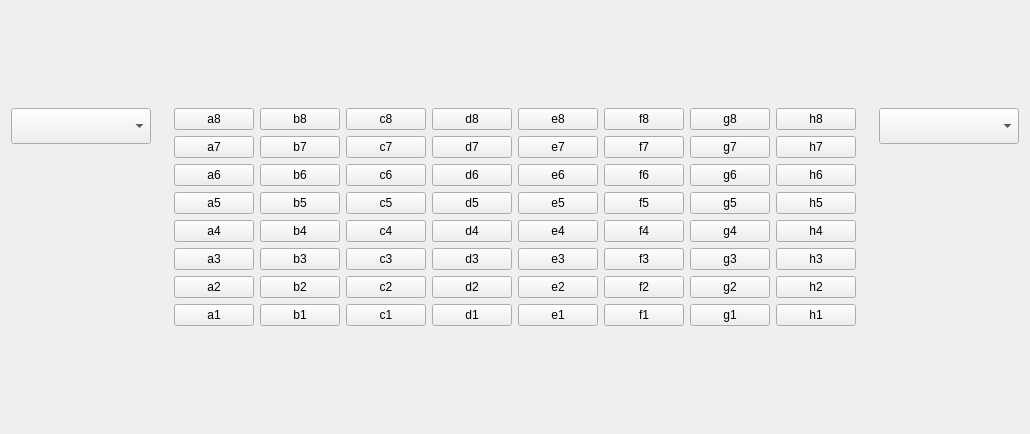
Above: View/ui/BoardWindow.ui from BETRU21/ChessGame before the change. Below: the same form after it.
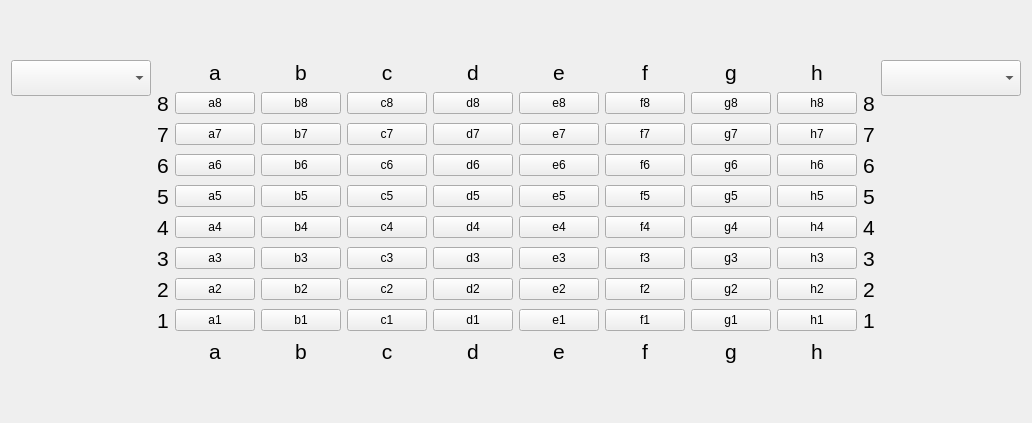
That is the form after the change. Custom widgets are drawn as their Qt base class.

Commit message: Clean code all around and and new label on ui

```diff
--- a/View/ui/BoardWindow.ui
+++ b/View/ui/BoardWindow.ui
@@ -7,7 +7,7 @@
     <x>0</x>
     <y>0</y>
     <width>1030</width>
-    <height>434</height>
+    <height>423</height>
    </rect>
   </property>
   <property name="windowTitle">
@@ -74,451 +74,883 @@
    </item>
    <item row="1" column="2">
     <layout class="QGridLayout" name="gridLayout">
-     <item row="2" column="7">
-      <widget class="QIconButton" name="pb_h6">
+     <item row="7" column="9">
+      <widget class="QLabel" name="label_23">
+       <property name="font">
+        <font>
+         <pointsize>16</pointsize>
+        </font>
+       </property>
        <property name="text">
-        <string>h6</string>
+        <string>2</string>
        </property>
       </widget>
      </item>
-     <item row="2" column="6">
+     <item row="2" column="9">
+      <widget class="QLabel" name="label_18">
+       <property name="font">
+        <font>
+         <pointsize>16</pointsize>
+        </font>
+       </property>
+       <property name="text">
+        <string>7</string>
+       </property>
+      </widget>
+     </item>
+     <item row="4" column="9">
+      <widget class="QLabel" name="label_20">
+       <property name="font">
+        <font>
+         <pointsize>16</pointsize>
+        </font>
+       </property>
+       <property name="text">
+        <string>5</string>
+       </property>
+      </widget>
+     </item>
+     <item row="0" column="5">
+      <widget class="QLabel" name="label_13">
+       <property name="font">
+        <font>
+         <pointsize>16</pointsize>
+        </font>
+       </property>
+       <property name="text">
+        <string>e</string>
+       </property>
+       <property name="alignment">
+        <set>Qt::AlignCenter</set>
+       </property>
+      </widget>
+     </item>
+     <item row="0" column="3">
+      <widget class="QLabel" name="label_11">
+       <property name="font">
+        <font>
+         <pointsize>16</pointsize>
+        </font>
+       </property>
+       <property name="text">
+        <string>c</string>
+       </property>
+       <property name="alignment">
+        <set>Qt::AlignCenter</set>
+       </property>
+      </widget>
+     </item>
+     <item row="6" column="9">
+      <widget class="QLabel" name="label_22">
+       <property name="font">
+        <font>
+         <pointsize>16</pointsize>
+        </font>
+       </property>
+       <property name="text">
+        <string>3</string>
+       </property>
+      </widget>
+     </item>
+     <item row="0" column="4">
+      <widget class="QLabel" name="label_12">
+       <property name="font">
+        <font>
+         <pointsize>16</pointsize>
+        </font>
+       </property>
+       <property name="text">
+        <string>d</string>
+       </property>
+       <property name="alignment">
+        <set>Qt::AlignCenter</set>
+       </property>
+      </widget>
+     </item>
+     <item row="0" column="6">
+      <widget class="QLabel" name="label_14">
+       <property name="font">
+        <font>
+         <pointsize>16</pointsize>
+        </font>
+       </property>
+       <property name="text">
+        <string>f</string>
+       </property>
+       <property name="alignment">
+        <set>Qt::AlignCenter</set>
+       </property>
+      </widget>
+     </item>
+     <item row="0" column="7">
+      <widget class="QLabel" name="label_15">
+       <property name="font">
+        <font>
+         <pointsize>16</pointsize>
+        </font>
+       </property>
+       <property name="text">
+        <string>g</string>
+       </property>
+       <property name="alignment">
+        <set>Qt::AlignCenter</set>
+       </property>
+      </widget>
+     </item>
+     <item row="0" column="1">
+      <widget class="QLabel" name="label_9">
+       <property name="font">
+        <font>
+         <pointsize>16</pointsize>
+        </font>
+       </property>
+       <property name="text">
+        <string>a</string>
+       </property>
+       <property name="alignment">
+        <set>Qt::AlignCenter</set>
+       </property>
+      </widget>
+     </item>
+     <item row="1" column="9">
+      <widget class="QLabel" name="label_17">
+       <property name="font">
+        <font>
+         <pointsize>16</pointsize>
+        </font>
+       </property>
+       <property name="text">
+        <string>8</string>
+       </property>
+      </widget>
+     </item>
+     <item row="3" column="7">
       <widget class="QIconButton" name="pb_g6">
        <property name="text">
         <string>g6</string>
        </property>
       </widget>
      </item>
-     <item row="3" column="0">
+     <item row="4" column="1">
       <widget class="QIconButton" name="pb_a5">
        <property name="text">
         <string>a5</string>
        </property>
       </widget>
      </item>
-     <item row="3" column="1">
+     <item row="4" column="2">
       <widget class="QIconButton" name="pb_b5">
        <property name="text">
         <string>b5</string>
        </property>
       </widget>
      </item>
-     <item row="1" column="6">
+     <item row="3" column="8">
+      <widget class="QIconButton" name="pb_h6">
+       <property name="text">
+        <string>h6</string>
+       </property>
+      </widget>
+     </item>
+     <item row="2" column="7">
       <widget class="QIconButton" name="pb_g7">
        <property name="text">
         <string>g7</string>
        </property>
       </widget>
      </item>
-     <item row="3" column="2">
+     <item row="4" column="3">
       <widget class="QIconButton" name="pb_c5">
        <property name="text">
         <string>c5</string>
        </property>
       </widget>
      </item>
-     <item row="2" column="5">
-      <widget class="QIconButton" name="pb_f6">
-       <property name="text">
-        <string>f6</string>
-       </property>
-      </widget>
-     </item>
-     <item row="4" column="1">
-      <widget class="QIconButton" name="pb_b4">
-       <property name="text">
-        <string>b4</string>
-       </property>
-      </widget>
-     </item>
-     <item row="1" column="4">
-      <widget class="QIconButton" name="pb_e7">
-       <property name="text">
-        <string>e7</string>
-       </property>
-      </widget>
-     </item>
-     <item row="2" column="3">
+     <item row="3" column="4">
       <widget class="QIconButton" name="pb_d6">
        <property name="text">
         <string>d6</string>
        </property>
       </widget>
      </item>
-     <item row="1" column="5">
+     <item row="2" column="6">
       <widget class="QIconButton" name="pb_f7">
        <property name="text">
         <string>f7</string>
        </property>
       </widget>
      </item>
-     <item row="2" column="2">
-      <widget class="QIconButton" name="pb_c6">
+     <item row="2" column="5">
+      <widget class="QIconButton" name="pb_e7">
        <property name="text">
-        <string>c6</string>
+        <string>e7</string>
        </property>
       </widget>
      </item>
-     <item row="0" column="0">
+     <item row="5" column="2">
+      <widget class="QIconButton" name="pb_b4">
+       <property name="text">
+        <string>b4</string>
+       </property>
+      </widget>
+     </item>
+     <item row="3" column="6">
+      <widget class="QIconButton" name="pb_f6">
+       <property name="text">
+        <string>f6</string>
+       </property>
+      </widget>
+     </item>
+     <item row="1" column="1">
       <widget class="QIconButton" name="pb_a8">
        <property name="text">
         <string>a8</string>
        </property>
       </widget>
      </item>
-     <item row="2" column="0">
+     <item row="3" column="3">
+      <widget class="QIconButton" name="pb_c6">
+       <property name="text">
+        <string>c6</string>
+       </property>
+      </widget>
+     </item>
+     <item row="3" column="1">
       <widget class="QIconButton" name="pb_a6">
        <property name="text">
         <string>a6</string>
        </property>
       </widget>
      </item>
-     <item row="2" column="1">
+     <item row="3" column="2">
       <widget class="QIconButton" name="pb_b6">
        <property name="text">
         <string>b6</string>
        </property>
       </widget>
      </item>
-     <item row="1" column="7">
+     <item row="2" column="8">
       <widget class="QIconButton" name="pb_h7">
        <property name="text">
         <string>h7</string>
        </property>
       </widget>
      </item>
-     <item row="4" column="2">
+     <item row="5" column="3">
       <widget class="QIconButton" name="pb_c4">
        <property name="text">
         <string>c4</string>
        </property>
       </widget>
      </item>
-     <item row="7" column="4">
+     <item row="8" column="5">
       <widget class="QIconButton" name="pb_e1">
        <property name="text">
         <string>e1</string>
        </property>
       </widget>
      </item>
-     <item row="6" column="2">
-      <widget class="QIconButton" name="pb_c2">
-       <property name="text">
-        <string>c2</string>
-       </property>
-      </widget>
-     </item>
-     <item row="5" column="2">
-      <widget class="QIconButton" name="pb_c3">
-       <property name="text">
-        <string>c3</string>
-       </property>
-      </widget>
-     </item>
-     <item row="6" column="3">
+     <item row="7" column="4">
       <widget class="QIconButton" name="pb_d2">
        <property name="text">
         <string>d2</string>
        </property>
       </widget>
      </item>
-     <item row="3" column="3">
+     <item row="6" column="3">
+      <widget class="QIconButton" name="pb_c3">
+       <property name="text">
+        <string>c3</string>
+       </property>
+      </widget>
+     </item>
+     <item row="7" column="3">
+      <widget class="QIconButton" name="pb_c2">
+       <property name="text">
+        <string>c2</string>
+       </property>
+      </widget>
+     </item>
+     <item row="4" column="4">
       <widget class="QIconButton" name="pb_d5">
        <property name="text">
         <string>d5</string>
        </property>
       </widget>
      </item>
-     <item row="5" column="3">
-      <widget class="QIconButton" name="pb_d3">
-       <property name="text">
-        <string>d3</string>
-       </property>
-      </widget>
-     </item>
-     <item row="7" column="3">
-      <widget class="QIconButton" name="pb_d1">
-       <property name="text">
-        <string>d1</string>
-       </property>
-      </widget>
-     </item>
-     <item row="7" column="5">
+     <item row="8" column="6">
       <widget class="QIconButton" name="pb_f1">
        <property name="text">
         <string>f1</string>
        </property>
       </widget>
      </item>
-     <item row="6" column="5">
+     <item row="8" column="4">
+      <widget class="QIconButton" name="pb_d1">
+       <property name="text">
+        <string>d1</string>
+       </property>
+      </widget>
+     </item>
+     <item row="7" column="6">
       <widget class="QIconButton" name="pb_f2">
        <property name="text">
         <string>f2</string>
        </property>
       </widget>
      </item>
-     <item row="6" column="4">
+     <item row="7" column="5">
       <widget class="QIconButton" name="pb_e2">
        <property name="text">
         <string>e2</string>
        </property>
       </widget>
      </item>
-     <item row="0" column="5">
-      <widget class="QIconButton" name="pb_f8">
+     <item row="6" column="4">
+      <widget class="QIconButton" name="pb_d3">
        <property name="text">
-        <string>f8</string>
+        <string>d3</string>
        </property>
       </widget>
      </item>
-     <item row="0" column="1">
+     <item row="1" column="2">
       <widget class="QIconButton" name="pb_b8">
        <property name="text">
         <string>b8</string>
        </property>
       </widget>
      </item>
-     <item row="0" column="2">
+     <item row="1" column="4">
+      <widget class="QIconButton" name="pb_d8">
+       <property name="text">
+        <string>d8</string>
+       </property>
+      </widget>
+     </item>
+     <item row="1" column="3">
       <widget class="QIconButton" name="pb_c8">
        <property name="text">
         <string>c8</string>
        </property>
       </widget>
      </item>
-     <item row="0" column="7">
+     <item row="1" column="6">
+      <widget class="QIconButton" name="pb_f8">
+       <property name="text">
+        <string>f8</string>
+       </property>
+      </widget>
+     </item>
+     <item row="1" column="8">
       <widget class="QIconButton" name="pb_h8">
        <property name="text">
         <string>h8</string>
        </property>
       </widget>
      </item>
-     <item row="0" column="3">
-      <widget class="QIconButton" name="pb_d8">
-       <property name="text">
-        <string>d8</string>
-       </property>
-      </widget>
-     </item>
-     <item row="1" column="3">
+     <item row="2" column="4">
       <widget class="QIconButton" name="pb_d7">
        <property name="text">
         <string>d7</string>
        </property>
       </widget>
      </item>
-     <item row="5" column="5">
+     <item row="5" column="6">
+      <widget class="QIconButton" name="pb_f4">
+       <property name="text">
+        <string>f4</string>
+       </property>
+      </widget>
+     </item>
+     <item row="5" column="7">
+      <widget class="QIconButton" name="pb_g4">
+       <property name="text">
+        <string>g4</string>
+       </property>
+      </widget>
+     </item>
+     <item row="6" column="6">
       <widget class="QIconButton" name="pb_f3">
        <property name="text">
         <string>f3</string>
        </property>
       </widget>
      </item>
-     <item row="1" column="2">
+     <item row="2" column="3">
       <widget class="QIconButton" name="pb_c7">
        <property name="text">
         <string>c7</string>
        </property>
       </widget>
      </item>
-     <item row="3" column="6">
+     <item row="4" column="7">
       <widget class="QIconButton" name="pb_g5">
        <property name="text">
         <string>g5</string>
        </property>
       </widget>
      </item>
-     <item row="4" column="6">
-      <widget class="QIconButton" name="pb_g4">
-       <property name="text">
-        <string>g4</string>
-       </property>
-      </widget>
-     </item>
-     <item row="4" column="5">
-      <widget class="QIconButton" name="pb_f4">
-       <property name="text">
-        <string>f4</string>
-       </property>
-      </widget>
-     </item>
-     <item row="6" column="6">
+     <item row="7" column="7">
       <widget class="QIconButton" name="pb_g2">
        <property name="text">
         <string>g2</string>
        </property>
       </widget>
      </item>
-     <item row="3" column="7">
-      <widget class="QIconButton" name="pb_h5">
-       <property name="text">
-        <string>h5</string>
-       </property>
-      </widget>
-     </item>
-     <item row="5" column="6">
+     <item row="6" column="7">
       <widget class="QIconButton" name="pb_g3">
        <property name="text">
         <string>g3</string>
        </property>
       </widget>
      </item>
-     <item row="5" column="7">
-      <widget class="QIconButton" name="pb_h3">
-       <property name="text">
-        <string>h3</string>
-       </property>
-      </widget>
-     </item>
-     <item row="4" column="7">
+     <item row="5" column="8">
       <widget class="QIconButton" name="pb_h4">
        <property name="text">
         <string>h4</string>
        </property>
       </widget>
      </item>
-     <item row="6" column="7">
+     <item row="4" column="8">
+      <widget class="QIconButton" name="pb_h5">
+       <property name="text">
+        <string>h5</string>
+       </property>
+      </widget>
+     </item>
+     <item row="6" column="8">
+      <widget class="QIconButton" name="pb_h3">
+       <property name="text">
+        <string>h3</string>
+       </property>
+      </widget>
+     </item>
+     <item row="4" column="5">
+      <widget class="QIconButton" name="pb_e5">
+       <property name="text">
+        <string>e5</string>
+       </property>
+      </widget>
+     </item>
+     <item row="5" column="4">
+      <widget class="QIconButton" name="pb_d4">
+       <property name="text">
+        <string>d4</string>
+       </property>
+      </widget>
+     </item>
+     <item row="4" column="6">
+      <widget class="QIconButton" name="pb_f5">
+       <property name="text">
+        <string>f5</string>
+       </property>
+      </widget>
+     </item>
+     <item row="7" column="8">
       <widget class="QIconButton" name="pb_h2">
        <property name="text">
         <string>h2</string>
        </property>
       </widget>
      </item>
-     <item row="7" column="7">
+     <item row="8" column="8">
       <widget class="QIconButton" name="pb_h1">
        <property name="text">
         <string>h1</string>
        </property>
       </widget>
      </item>
-     <item row="3" column="5">
-      <widget class="QIconButton" name="pb_f5">
-       <property name="text">
-        <string>f5</string>
-       </property>
-      </widget>
-     </item>
-     <item row="4" column="3">
-      <widget class="QIconButton" name="pb_d4">
-       <property name="text">
-        <string>d4</string>
-       </property>
-      </widget>
-     </item>
-     <item row="4" column="4">
+     <item row="5" column="5">
       <widget class="QIconButton" name="pb_e4">
        <property name="text">
         <string>e4</string>
        </property>
       </widget>
      </item>
-     <item row="3" column="4">
-      <widget class="QIconButton" name="pb_e5">
+     <item row="8" column="2">
+      <widget class="QIconButton" name="pb_b1">
        <property name="text">
-        <string>e5</string>
+        <string>b1</string>
        </property>
       </widget>
      </item>
-     <item row="5" column="4">
+     <item row="8" column="3">
+      <widget class="QIconButton" name="pb_c1">
+       <property name="text">
+        <string>c1</string>
+       </property>
+      </widget>
+     </item>
+     <item row="6" column="5">
       <widget class="QIconButton" name="pb_e3">
        <property name="text">
         <string>e3</string>
        </property>
       </widget>
      </item>
-     <item row="7" column="6">
+     <item row="8" column="7">
       <widget class="QIconButton" name="pb_g1">
        <property name="text">
         <string>g1</string>
        </property>
       </widget>
      </item>
-     <item row="7" column="1">
-      <widget class="QIconButton" name="pb_b1">
-       <property name="text">
-        <string>b1</string>
-       </property>
-      </widget>
-     </item>
-     <item row="6" column="1">
+     <item row="7" column="2">
       <widget class="QIconButton" name="pb_b2">
        <property name="text">
         <string>b2</string>
        </property>
       </widget>
      </item>
-     <item row="7" column="2">
-      <widget class="QIconButton" name="pb_c1">
-       <property name="text">
-        <string>c1</string>
-       </property>
-      </widget>
-     </item>
-     <item row="5" column="1">
-      <widget class="QIconButton" name="pb_b3">
-       <property name="text">
-        <string>b3</string>
-       </property>
-      </widget>
-     </item>
-     <item row="7" column="0">
-      <widget class="QIconButton" name="pb_a1">
-       <property name="text">
-        <string>a1</string>
-       </property>
-      </widget>
-     </item>
-     <item row="6" column="0">
-      <widget class="QIconButton" name="pb_a2">
-       <property name="text">
-        <string>a2</string>
-       </property>
-      </widget>
-     </item>
-     <item row="5" column="0">
+     <item row="6" column="1">
       <widget class="QIconButton" name="pb_a3">
        <property name="text">
         <string>a3</string>
        </property>
       </widget>
      </item>
-     <item row="2" column="4">
+     <item row="7" column="1">
+      <widget class="QIconButton" name="pb_a2">
+       <property name="text">
+        <string>a2</string>
+       </property>
+      </widget>
+     </item>
+     <item row="8" column="1">
+      <widget class="QIconButton" name="pb_a1">
+       <property name="text">
+        <string>a1</string>
+       </property>
+      </widget>
+     </item>
+     <item row="6" column="2">
+      <widget class="QIconButton" name="pb_b3">
+       <property name="text">
+        <string>b3</string>
+       </property>
+      </widget>
+     </item>
+     <item row="3" column="5">
       <widget class="QIconButton" name="pb_e6">
        <property name="text">
         <string>e6</string>
        </property>
       </widget>
      </item>
-     <item row="4" column="0">
+     <item row="2" column="1">
+      <widget class="QIconButton" name="pb_a7">
+       <property name="text">
+        <string>a7</string>
+       </property>
+      </widget>
+     </item>
+     <item row="5" column="1">
       <widget class="QIconButton" name="pb_a4">
        <property name="text">
         <string>a4</string>
        </property>
       </widget>
      </item>
-     <item row="0" column="6">
+     <item row="2" column="2">
+      <widget class="QIconButton" name="pb_b7">
+       <property name="text">
+        <string>b7</string>
+       </property>
+      </widget>
+     </item>
+     <item row="1" column="5">
+      <widget class="QIconButton" name="pb_e8">
+       <property name="text">
+        <string>e8</string>
+       </property>
+      </widget>
+     </item>
+     <item row="1" column="7">
       <widget class="QIconButton" name="pb_g8">
        <property name="text">
         <string>g8</string>
        </property>
       </widget>
      </item>
+     <item row="8" column="0">
+      <widget class="QLabel" name="label_8">
+       <property name="font">
+        <font>
+         <pointsize>16</pointsize>
+        </font>
+       </property>
+       <property name="text">
+        <string>1</string>
+       </property>
+      </widget>
+     </item>
+     <item row="3" column="9">
+      <widget class="QLabel" name="label_19">
+       <property name="font">
+        <font>
+         <pointsize>16</pointsize>
+        </font>
+       </property>
+       <property name="text">
+        <string>6</string>
+       </property>
+      </widget>
+     </item>
+     <item row="0" column="2">
+      <widget class="QLabel" name="label_10">
+       <property name="font">
+        <font>
+         <pointsize>16</pointsize>
+        </font>
+       </property>
+       <property name="text">
+        <string>b</string>
+       </property>
+       <property name="alignment">
+        <set>Qt::AlignCenter</set>
+       </property>
+      </widget>
+     </item>
      <item row="1" column="0">
-      <widget class="QIconButton" name="pb_a7">
+      <widget class="QLabel" name="label">
+       <property name="font">
+        <font>
+         <pointsize>16</pointsize>
+        </font>
+       </property>
        <property name="text">
-        <string>a7</string>
+        <string>8</string>
        </property>
       </widget>
      </item>
-     <item row="0" column="4">
-      <widget class="QIconButton" name="pb_e8">
+     <item row="2" column="0">
+      <widget class="QLabel" name="label_2">
+       <property name="font">
+        <font>
+         <pointsize>16</pointsize>
+        </font>
+       </property>
        <property name="text">
-        <string>e8</string>
+        <string>7</string>
        </property>
       </widget>
      </item>
-     <item row="1" column="1">
-      <widget class="QIconButton" name="pb_b7">
+     <item row="4" column="0">
+      <widget class="QLabel" name="label_4">
+       <property name="font">
+        <font>
+         <pointsize>16</pointsize>
+        </font>
+       </property>
        <property name="text">
-        <string>b7</string>
+        <string>5</string>
+       </property>
+      </widget>
+     </item>
+     <item row="3" column="0">
+      <widget class="QLabel" name="label_3">
+       <property name="font">
+        <font>
+         <pointsize>16</pointsize>
+        </font>
+       </property>
+       <property name="text">
+        <string>6</string>
+       </property>
+      </widget>
+     </item>
+     <item row="6" column="0">
+      <widget class="QLabel" name="label_6">
+       <property name="font">
+        <font>
+         <pointsize>16</pointsize>
+        </font>
+       </property>
+       <property name="text">
+        <string>3</string>
+       </property>
+      </widget>
+     </item>
+     <item row="5" column="0">
+      <widget class="QLabel" name="label_5">
+       <property name="font">
+        <font>
+         <pointsize>16</pointsize>
+        </font>
+       </property>
+       <property name="text">
+        <string>4</string>
+       </property>
+      </widget>
+     </item>
+     <item row="0" column="8">
+      <widget class="QLabel" name="label_16">
+       <property name="font">
+        <font>
+         <pointsize>16</pointsize>
+        </font>
+       </property>
+       <property name="text">
+        <string>h</string>
+       </property>
+       <property name="alignment">
+        <set>Qt::AlignCenter</set>
+       </property>
+      </widget>
+     </item>
+     <item row="5" column="9">
+      <widget class="QLabel" name="label_21">
+       <property name="font">
+        <font>
+         <pointsize>16</pointsize>
+        </font>
+       </property>
+       <property name="text">
+        <string>4</string>
+       </property>
+      </widget>
+     </item>
+     <item row="8" column="9">
+      <widget class="QLabel" name="label_24">
+       <property name="font">
+        <font>
+         <pointsize>16</pointsize>
+        </font>
+       </property>
+       <property name="text">
+        <string>1</string>
+       </property>
+      </widget>
+     </item>
+     <item row="7" column="0">
+      <widget class="QLabel" name="label_7">
+       <property name="font">
+        <font>
+         <pointsize>16</pointsize>
+        </font>
+       </property>
+       <property name="text">
+        <string>2</string>
+       </property>
+      </widget>
+     </item>
+     <item row="9" column="1">
+      <widget class="QLabel" name="label_25">
+       <property name="font">
+        <font>
+         <pointsize>16</pointsize>
+        </font>
+       </property>
+       <property name="text">
+        <string>a</string>
+       </property>
+       <property name="alignment">
+        <set>Qt::AlignCenter</set>
+       </property>
+      </widget>
+     </item>
+     <item row="9" column="2">
+      <widget class="QLabel" name="label_26">
+       <property name="font">
+        <font>
+         <pointsize>16</pointsize>
+        </font>
+       </property>
+       <property name="text">
+        <string>b</string>
+       </property>
+       <property name="alignment">
+        <set>Qt::AlignCenter</set>
+       </property>
+      </widget>
+     </item>
+     <item row="9" column="3">
+      <widget class="QLabel" name="label_27">
+       <property name="font">
+        <font>
+         <pointsize>16</pointsize>
+        </font>
+       </property>
+       <property name="text">
+        <string>c</string>
+       </property>
+       <property name="alignment">
+        <set>Qt::AlignCenter</set>
+       </property>
+      </widget>
+     </item>
+     <item row="9" column="4">
+      <widget class="QLabel" name="label_28">
+       <property name="font">
+        <font>
+         <pointsize>16</pointsize>
+        </font>
+       </property>
+       <property name="text">
+        <string>d</string>
+       </property>
+       <property name="alignment">
+        <set>Qt::AlignCenter</set>
+       </property>
+      </widget>
+     </item>
+     <item row="9" column="5">
+      <widget class="QLabel" name="label_29">
+       <property name="font">
+        <font>
+         <pointsize>16</pointsize>
+        </font>
+       </property>
+       <property name="text">
+        <string>e</string>
+       </property>
+       <property name="alignment">
+        <set>Qt::AlignCenter</set>
+       </property>
+      </widget>
+     </item>
+     <item row="9" column="6">
+      <widget class="QLabel" name="label_30">
+       <property name="font">
+        <font>
+         <pointsize>16</pointsize>
+        </font>
+       </property>
+       <property name="text">
+        <string>f</string>
+       </property>
+       <property name="alignment">
+        <set>Qt::AlignCenter</set>
+       </property>
+      </widget>
+     </item>
+     <item row="9" column="7">
+      <widget class="QLabel" name="label_31">
+       <property name="font">
+        <font>
+         <pointsize>16</pointsize>
+        </font>
+       </property>
+       <property name="text">
+        <string>g</string>
+       </property>
+       <property name="alignment">
+        <set>Qt::AlignCenter</set>
+       </property>
+      </widget>
+     </item>
+     <item row="9" column="8">
+      <widget class="QLabel" name="label_32">
+       <property name="font">
+        <font>
+         <pointsize>16</pointsize>
+        </font>
+       </property>
+       <property name="text">
+        <string>h</string>
+       </property>
+       <property name="alignment">
+        <set>Qt::AlignCenter</set>
        </property>
       </widget>
      </item>
```
The commit also changes 8 other files.
